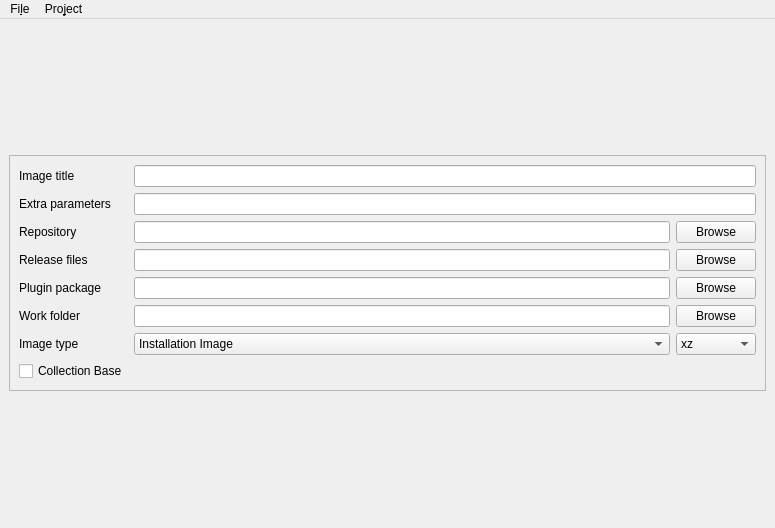
Old version of the form gui/ui/main.ui in the repository Rmys/pisiman-1.
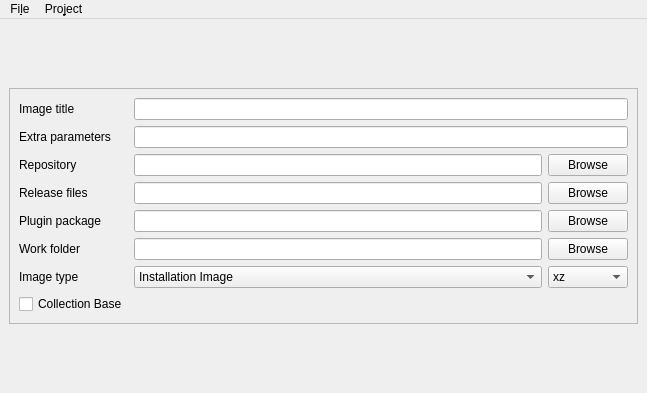
New version of the form. Icons and pictures are not drawn.

Commit message: change main window size agin

The edit to the form file:
```diff
--- a/gui/ui/main.ui
+++ b/gui/ui/main.ui
@@ -6,8 +6,8 @@
    <rect>
     <x>0</x>
     <y>0</y>
-    <width>775</width>
-    <height>528</height>
+    <width>647</width>
+    <height>393</height>
    </rect>
   </property>
   <property name="windowTitle">
@@ -211,7 +211,7 @@
     <rect>
      <x>0</x>
      <y>0</y>
-     <width>775</width>
+     <width>647</width>
      <height>27</height>
     </rect>
    </property>
```
The commit also changes 4 other files.
